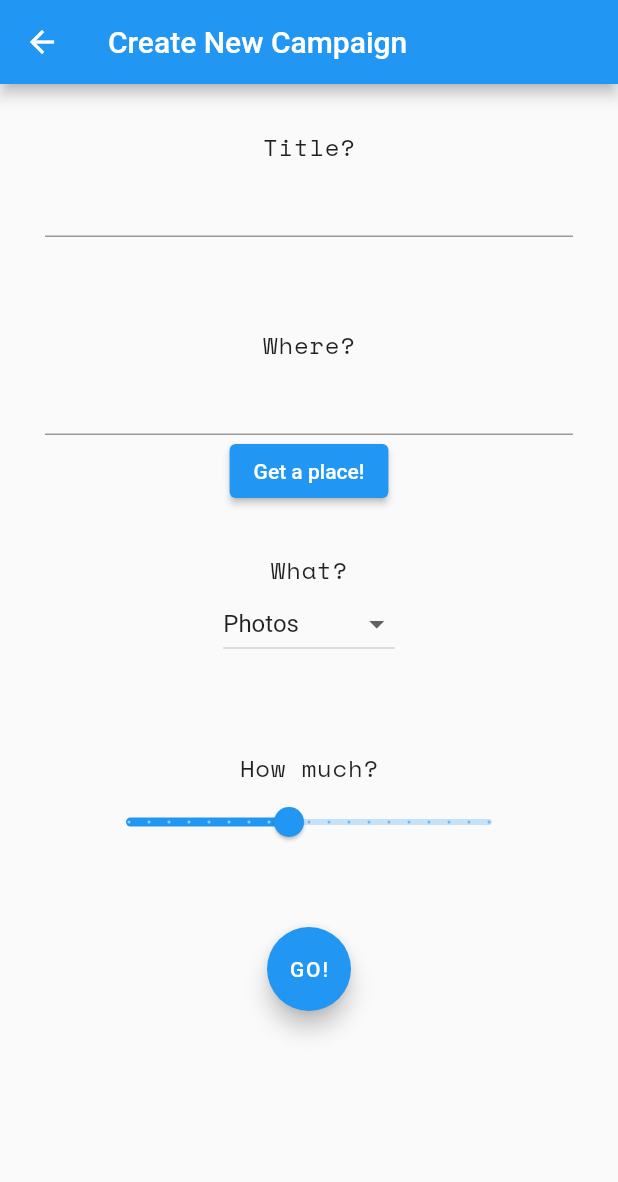
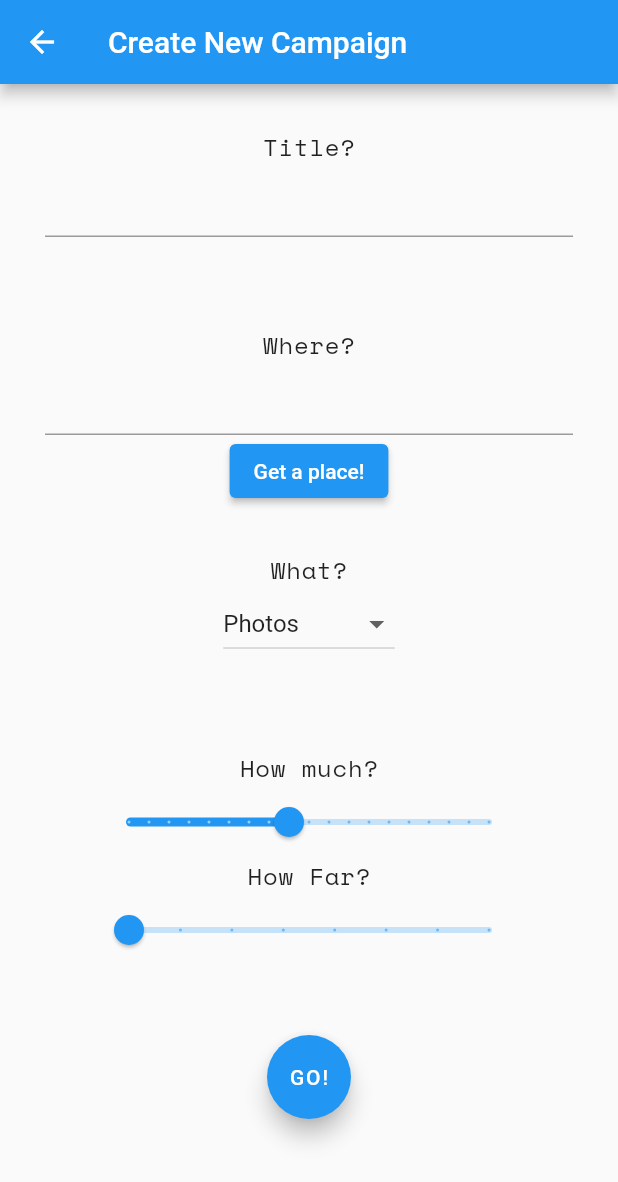
Before and after one commit to UniBO-PRISMLab/MDappMobileCrowdSensing, a Flutter app: the CreateCampaignForm screen opened by its route, on a phone screen of 412 x 824 dp. Shown: the top 1182 px of the screen. Run offline on Flutter 3.47's test engine with Material 2 defaults, Android fonts, the phone set to English and light mode, and no system bars; our stand-ins replace flutter_dotenv, flutter_spinkit, geolocator, google_fonts, google_maps_flutter, slider_button; missing offline and left inert: flutter_config, flutter_google_places, google_api_headers, google_maps_webservice, walletconnect_dart, web3dart; project files that could hold a hidden picture were left out.

Commit message:
fix building + create campaign form

```diff
--- a/lib/main.dart
+++ b/lib/main.dart
@@ -1,13 +1,15 @@
 import 'package:flutter/material.dart';
 import 'package:flutter_config/flutter_config.dart';
+import 'package:mobile_crowd_sensing/providers/create_campaign_provider.dart';
 import 'package:mobile_crowd_sensing/views/login_view.dart';
 import 'package:mobile_crowd_sensing/views/sourcer_view.dart';
 import 'package:mobile_crowd_sensing/views/widgets/create_campaign_form.dart';
+import 'package:mobile_crowd_sensing/views/widgets/search_places_view.dart';
 import 'package:mobile_crowd_sensing/views/worker_view.dart';
 
 
 Future<void> main(List<String> args) async {
-  WidgetsFlutterBinding.ensureInitialized(); // Required by FlutterConfig
+  WidgetsFlutterBinding.ensureInitialized();
   await FlutterConfig.loadEnvVariables();
   runApp(const MyApp());
 }
@@ -24,6 +26,8 @@ class MyApp extends StatelessWidget {
         '/campaignForm': (context) => const CreateCampaignForm(),
         '/sourcer': (context) => const SourcerView(),
         '/worker': (context) => const WorkerView(),
+        '/create_campaign_provider': (context) => const CampaignCreator(),
+        '/map': (context) => const SearchPlacesView(),
       },
     );
   }
--- a/lib/views/widgets/create_campaign_form.dart
+++ b/lib/views/widgets/create_campaign_form.dart
@@ -12,8 +12,6 @@ class CreateCampaignForm extends StatefulWidget {
   }
 }
 
-// Create a corresponding State class.
-// This class holds data related to the form.
 class CreateCampaignFormState extends State<CreateCampaignForm> {
 
   dynamic positionSelectedData = {};
@@ -22,6 +20,8 @@ class CreateCampaignFormState extends State<CreateCampaignForm> {
   int? selectedValue = 1;
   CreateCampaignFormViewModel createCampaignFormData = CreateCampaignFormViewModel();
   double _howMuch = 5;
+  int _howFar = 10;
+  final titleController = TextEditingController();
 
   @override
   Widget build(BuildContext context) {
@@ -29,10 +29,12 @@ class CreateCampaignFormState extends State<CreateCampaignForm> {
     parameters = ModalRoute.of(context)!.settings.arguments;
     positionSelectedData = jsonDecode(jsonEncode(parameters));
 
-    String address = '';
-
-    (positionSelectedData.runtimeType != Null)? address = positionSelectedData['address'] : address='';
-
+    String? _address = '';
+    if(positionSelectedData.runtimeType != Null) {
+      _address = positionSelectedData['address'];
+      titleController.text = positionSelectedData['title'];
+      print(positionSelectedData);
+    }
       return Scaffold(
           resizeToAvoidBottomInset: false,
           appBar: AppBar(
@@ -54,6 +56,7 @@ class CreateCampaignFormState extends State<CreateCampaignForm> {
                               fontSize: 16),
                         ),
                         TextFormField(
+                          controller: titleController,
                           validator: (value) {
                             if (value == null || value.isEmpty) {
                               return 'Please enter the title';
@@ -76,7 +79,7 @@ class CreateCampaignFormState extends State<CreateCampaignForm> {
                               fontSize: 16),
                         ),
                         TextFormField(
-                        initialValue: address,
+                          initialValue: _address,
                           readOnly: true,
                           validator: (value) {
                             if (value == null || value.isEmpty) {
@@ -87,8 +90,11 @@ class CreateCampaignFormState extends State<CreateCampaignForm> {
                         ),
                         ElevatedButton(
                             onPressed: () {
-                            createCampaignFormData
-                                .goToSearchPlacesView(context);
+                              Navigator.pushReplacementNamed(context, '/map', arguments: {
+                                'title' : titleController.text,
+                                'range' : _howFar,
+                                'payment' : _howMuch,
+                              });
                             },
                             child: const Text('Get a place!')),
                         Padding(
@@ -147,6 +153,26 @@ class CreateCampaignFormState extends State<CreateCampaignForm> {
                                   });
                                 },
                               ),
+                              Text(
+                                'How Far?',
+                                style: GoogleFonts.spaceMono(
+                                    textStyle: const TextStyle(
+                                        color: Colors.black87, letterSpacing: .5),
+                                    fontWeight: FontWeight.normal,
+                                    fontSize: 16),
+                              ),
+                              Slider(
+                                min: 10.0,
+                                max: 50.0,
+                                divisions: 7,
+                                value: _howFar.toDouble(),
+                                label: _howFar.toInt().toString(),
+                                onChanged: (newValue) {
+                                  setState(() {
+                                    _howFar = newValue.toDouble().toInt();
+                                  });
+                                },
+                              ),
                             ],
                           ),
                         ),
@@ -164,6 +190,14 @@ class CreateCampaignFormState extends State<CreateCampaignForm> {
                                       style: GoogleFonts.merriweather(
                                           fontWeight: FontWeight.bold, fontSize: 16),
                                     )));
+                              } else {
+                                Navigator.pushNamed(context, '/create_campaign_provider', arguments: {
+                                  'name' : titleController.text,
+                                  'lat' : (100 * positionSelectedData['lat']).toInt(),
+                                  'lng' : (100 * positionSelectedData['lng']).toInt(),
+                                  'payment' : _howMuch,
+                                  'range' : _howFar,
+                                });
                               }
                             },
                             child: const Text('GO!'),
--- a/pubspec.yaml
+++ b/pubspec.yaml
@@ -49,6 +49,7 @@ dependencies:
   flutter_config: ^2.0.0
   open_street_map_search_and_pick: ^0.0.15
   http: ^0.13.5
+  google_maps_webservice: ^0.0.20-nullsafety.5
 
 dev_dependencies:
   flutter_test:
```
Also changed, not shown: lib/providers/create_campaign_provider.dart (+28 -42 lines), lib/view_models/create_campaign_form_view_model.dart (+1 -36 lines), lib/view_models/search_places_view_model.dart (+1 -12 lines), lib/views/widgets/search_places_view.dart (+19 -8 lines), pubspec.lock, 2 other files. Lines whose indentation alone changed are shown as unchanged.
